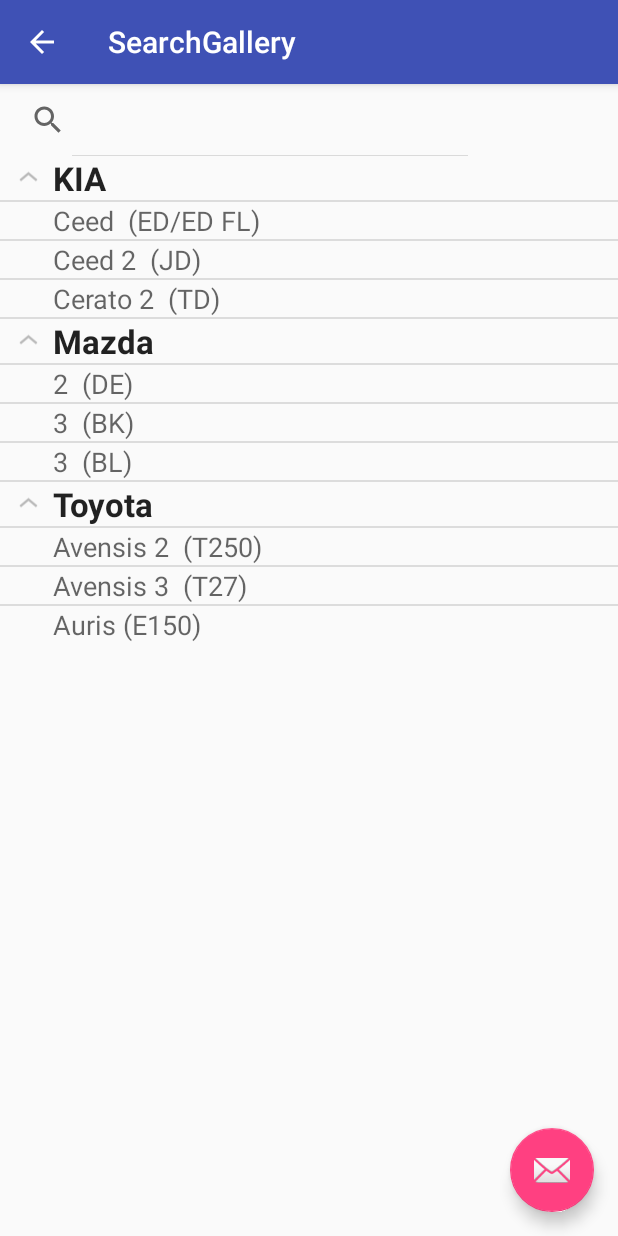
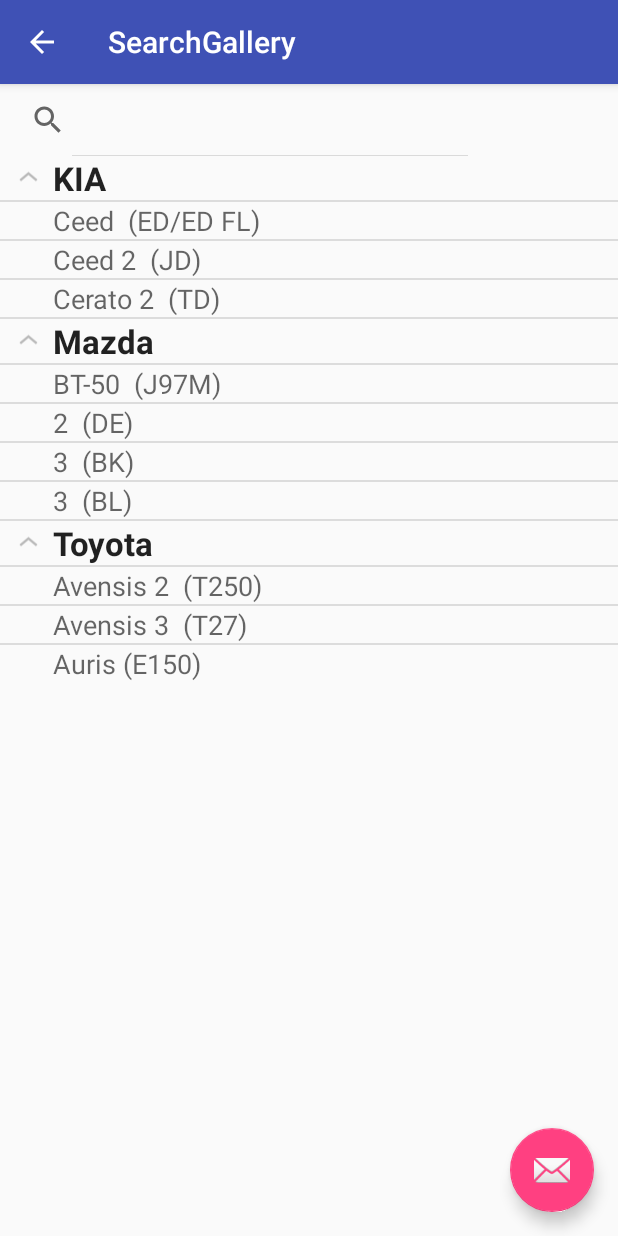
Before and after one commit to cdiamon/AutoColorist, an Android app: the SearchGallery screen opened directly, with no data from a screen before it, on a phone screen of 412 x 824 dp. Run offline under Robolectric (Android 15) with nearby library versions, the phone set to English and light mode, and no system bars.

```diff
--- a/app/src/main/java/com/cdiamon/autocolorist/explistview/MyListAdapter.java
+++ b/app/src/main/java/com/cdiamon/autocolorist/explistview/MyListAdapter.java
@@ -156,6 +156,14 @@ public class MyListAdapter extends BaseExpandableListAdapter implements Expandab
 
     }
 
+//   TODO myListAdapterClass(MyListAdapter).vendorList.0(kia).modelList.0(siteModel=url!!)
+//
+//   TODO vendorArrList.0(Vendor)(kia).modelList(ArrayList).0(Model)(siteModel=url!!)
+//
+//   TODO mAdapter(MyListAdapter).context(SearchGallery).vendorArrayAddingList(ArrayList).0{Model}(nameVendor=kia).modelList.0(siteModel=url!!)
+//
+//   TODO mAdapter.getChild(groupPosition, childPosition).getPopulation();
+
     @Override
     public boolean onChildClick(ExpandableListView expandableListView, View view, int groupPosition, int childPosition, long id) {
 
@@ -167,11 +175,14 @@ public class MyListAdapter extends BaseExpandableListAdapter implements Expandab
         System.out.println("\n+++\n" + vendorArrList.get(groupPosition).modelList.get(childPosition).siteModel + "\n+++\n");
 //        String texty =  expandableListView.getExpandableListAdapter().getChildId(groupPosition,childPosition);
 //        System.out.println(expandableListView.getExpandableListAdapter().getChild(groupPosition,childPosition));
-        System.out.println(expandableListView.getExpandableListAdapter().getChild(groupPosition, childPosition));
+        System.out.println(vendorList.get(groupPosition).getModelList().get(childPosition).getSiteModel());
 //
         Intent intentChild;
-        intentChild = new Intent(Intent.ACTION_VIEW, Uri.parse(vendorArrList.get(groupPosition).modelList.get(childPosition).siteModel));
+        intentChild = new Intent(Intent.ACTION_VIEW, Uri.parse(vendorList.get(groupPosition).getModelList().get(childPosition).getSiteModel()));
 //        intentChild = new Intent(Intent.ACTION_VIEW, Uri.parse(vendorArrList.get(groupPosition).modelList.get(childPosition).siteModel));
+
+//        intentChild = new Intent(Intent.ACTION_VIEW, Uri.parse(vendorArrList.get(groupPosition).modelList.get(childPosition).siteModel));
+
         context.startActivity(intentChild);
         return true;
     }
--- a/app/src/main/java/com/cdiamon/autocolorist/explistview/SearchGallery.java
+++ b/app/src/main/java/com/cdiamon/autocolorist/explistview/SearchGallery.java
@@ -105,21 +105,23 @@ public class SearchGallery extends AppCompatActivity implements SearchView.OnQue
         vendorArrayAddingList.add(vendor);
 
         modelArrayAddingList = new ArrayList<Model>();
-        model = new Model("2  (DE)", "Mazda", "2 2 2");
+        model = new Model("BT-50  (J97M)", "Mazda", "http://rustamcolor.ru/viewtopic.php?f=13&t=2158#p10455");
         modelArrayAddingList.add(model);
-        model = new Model("3  (BK)", "Mazda", "3 3 3");
+        model = new Model("2  (DE)", "Mazda", "http://rustamcolor.ru/viewtopic.php?f=13&t=131#p1916");
         modelArrayAddingList.add(model);
-        model = new Model("3  (BL)", "Mazda", "3 q w");
+        model = new Model("3  (BK)", "Mazda", "http://rustamcolor.ru/viewtopic.php?f=13&t=3102#p21217");
+        modelArrayAddingList.add(model);
+        model = new Model("3  (BL)", "Mazda", "http://rustamcolor.ru/viewtopic.php?f=13&t=1350#p6092");
         modelArrayAddingList.add(model);
         vendor = new Vendor("Mazda", modelArrayAddingList);
         vendorArrayAddingList.add(vendor);
 
         modelArrayAddingList = new ArrayList<Model>();
-        model = new Model("Avensis 2  (T250)", "Toyota", "av 2 2");
+        model = new Model("Avensis 2  (T250)", "Toyota", "http://rustamcolor.ru/viewtopic.php?f=13&t=3138#p21646");
         modelArrayAddingList.add(model);
-        model = new Model("Avensis 3  (T27)", "Toyota", "av 3 3");
+        model = new Model("Avensis 3  (T27)", "Toyota", "http://rustamcolor.ru/viewtopic.php?f=13&t=204#p2557");
         modelArrayAddingList.add(model);
-        model = new Model("Auris (E150)", "Toyota", "au au");
+        model = new Model("Auris (E150)", "Toyota", "http://rustamcolor.ru/viewtopic.php?f=13&t=1743#p7818");
         modelArrayAddingList.add(model);
         vendor = new Vendor("Toyota", modelArrayAddingList);
         vendorArrayAddingList.add(vendor);
```
